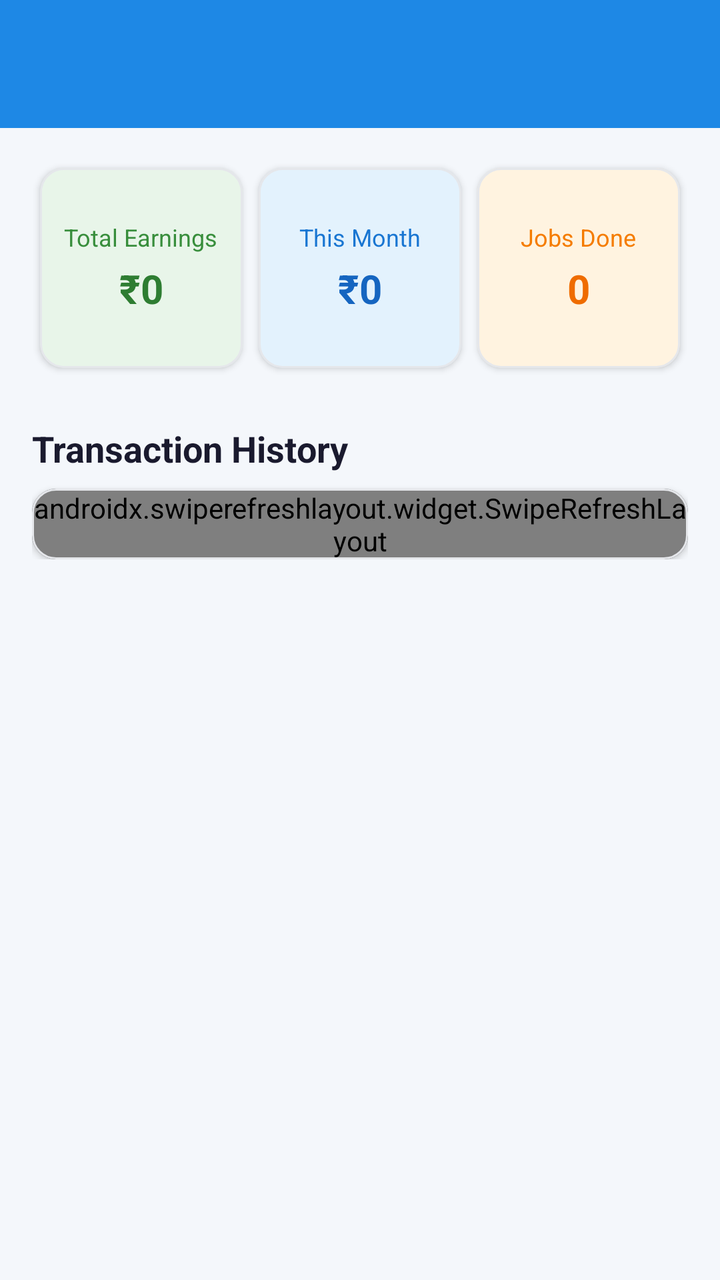
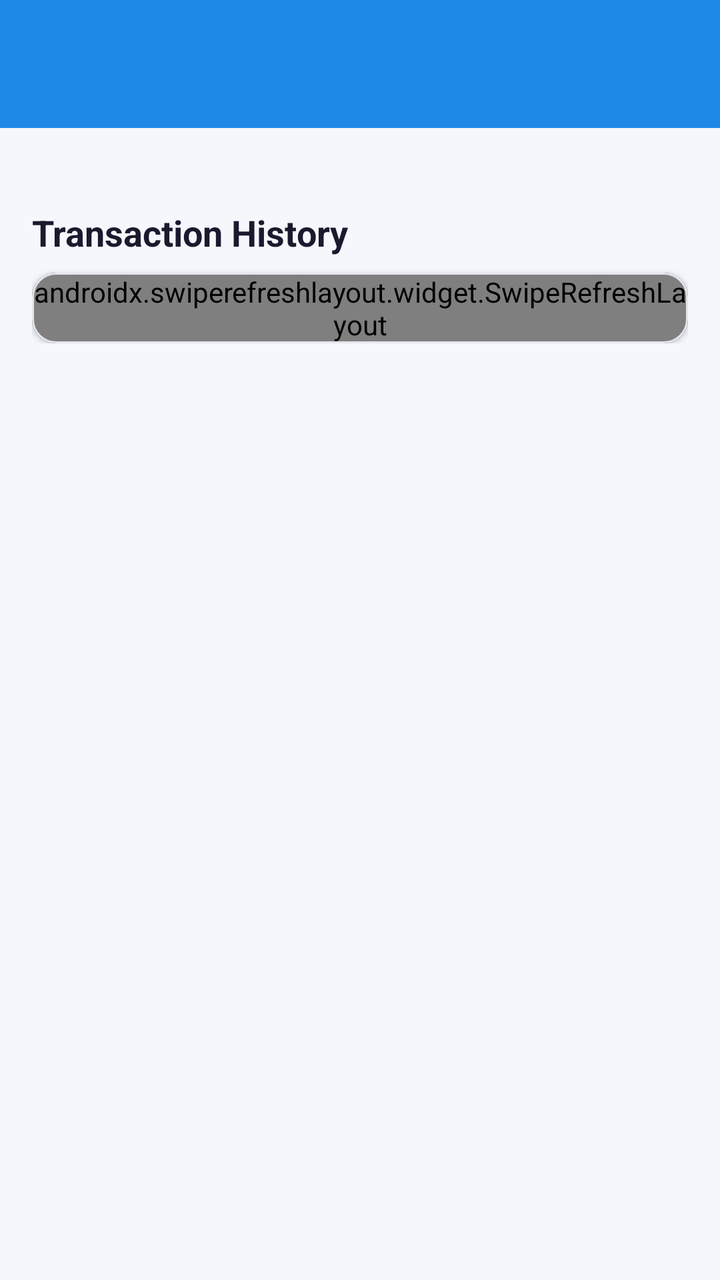

Before-and-after screenshots of an Android layout around one commit, followed by the original layout XML and the change that was made.
<!-- AndroidManifest.xml: application theme Theme.QuickFix -->
<!-- res/layout/activity_earnings.xml -->
﻿<?xml version="1.0" encoding="utf-8"?>
<androidx.coordinatorlayout.widget.CoordinatorLayout
    xmlns:android="http://schemas.android.com/apk/res/android"
    xmlns:app="http://schemas.android.com/apk/res-auto"
    android:layout_width="match_parent"
    android:layout_height="match_parent"
    android:background="@color/screen_background">
    <com.google.android.material.appbar.AppBarLayout
        android:layout_width="match_parent"
        android:layout_height="wrap_content"
        app:elevation="4dp">
        <androidx.appcompat.widget.Toolbar
            android:id="@+id/toolbar"
            android:layout_width="match_parent"
            android:layout_height="?attr/actionBarSize"
            android:background="@color/primary"
            app:titleTextColor="@android:color/white" />
    </com.google.android.material.appbar.AppBarLayout>
    <androidx.core.widget.NestedScrollView
        android:layout_width="match_parent"
        android:layout_height="match_parent"
        app:layout_behavior="@string/appbar_scrolling_view_behavior">
        <LinearLayout
            android:layout_width="match_parent"
            android:layout_height="wrap_content"
            android:orientation="vertical"
            android:padding="16dp">
            
            <LinearLayout
                android:layout_width="match_parent"
                android:layout_height="wrap_content"
                android:orientation="horizontal"
                android:weightSum="3">
                <com.google.android.material.card.MaterialCardView
                    android:layout_width="0dp"
                    android:layout_height="100dp"
                    android:layout_weight="1"
                    android:layout_margin="4dp"
                    app:cardCornerRadius="12dp"
                    app:cardElevation="2dp"
                    app:cardBackgroundColor="#E8F5E9">
                    <LinearLayout
                        android:layout_width="match_parent"
                        android:layout_height="match_parent"
                        android:orientation="vertical"
                        android:gravity="center"
                        android:padding="8dp">
                        <TextView
                            android:layout_width="wrap_content"
                            android:layout_height="wrap_content"
                            android:text="Total Earnings"
                            android:textColor="#388E3C"
                            android:textSize="12sp" />
                        <TextView
                            android:id="@+id/tvTotalEarnings"
                            android:layout_width="wrap_content"
                            android:layout_height="wrap_content"
                            android:layout_marginTop="4dp"
                            android:text="&#x20B9;0"
                            android:textColor="#2E7D32"
                            android:textSize="20sp"
                            android:textStyle="bold" />
                    </LinearLayout>
                </com.google.android.material.card.MaterialCardView>
                <com.google.android.material.card.MaterialCardView
                    android:layout_width="0dp"
                    android:layout_height="100dp"
                    android:layout_weight="1"
                    android:layout_margin="4dp"
                    app:cardCornerRadius="12dp"
                    app:cardElevation="2dp"
                    app:cardBackgroundColor="#E3F2FD">
                    <LinearLayout
                        android:layout_width="match_parent"
                        android:layout_height="match_parent"
                        android:orientation="vertical"
                        android:gravity="center"
                        android:padding="8dp">
                        <TextView
                            android:layout_width="wrap_content"
                            android:layout_height="wrap_content"
                            android:text="This Month"
                            android:textColor="#1976D2"
                            android:textSize="12sp" />
                        <TextView
                            android:id="@+id/tvMonthEarnings"
                            android:layout_width="wrap_content"
                            android:layout_height="wrap_content"
                            android:layout_marginTop="4dp"
                            android:text="&#x20B9;0"
                            android:textColor="#1565C0"
                            android:textSize="20sp"
                            android:textStyle="bold" />
                    </LinearLayout>
                </com.google.android.material.card.MaterialCardView>
                <com.google.android.material.card.MaterialCardView
                    android:layout_width="0dp"
                    android:layout_height="100dp"
                    android:layout_weight="1"
                    android:layout_margin="4dp"
                    app:cardCornerRadius="12dp"
                    app:cardElevation="2dp"
                    app:cardBackgroundColor="#FFF3E0">
                    <LinearLayout
                        android:layout_width="match_parent"
                        android:layout_height="match_parent"
                        android:orientation="vertical"
                        android:gravity="center"
                        android:padding="8dp">
                        <TextView
                            android:layout_width="wrap_content"
                            android:layout_height="wrap_content"
                            android:text="Jobs Done"
                            android:textColor="#F57C00"
                            android:textSize="12sp" />
                        <TextView
                            android:id="@+id/tvCompletedJobs"
                            android:layout_width="wrap_content"
                            android:layout_height="wrap_content"
                            android:layout_marginTop="4dp"
                            android:text="0"
                            android:textColor="#EF6C00"
                            android:textSize="20sp"
                            android:textStyle="bold" />
                    </LinearLayout>
                </com.google.android.material.card.MaterialCardView>
            </LinearLayout>
            
            <TextView
                android:layout_width="wrap_content"
                android:layout_height="wrap_content"
                android:layout_marginTop="24dp"
                android:layout_marginBottom="8dp"
                android:text="Transaction History"
                android:textColor="@color/text_primary"
                android:textSize="18sp"
                android:textStyle="bold" />
            
            <com.google.android.material.card.MaterialCardView
                android:layout_width="match_parent"
                android:layout_height="wrap_content"
                app:cardCornerRadius="12dp"
                app:cardElevation="2dp">
                <FrameLayout
                    android:layout_width="match_parent"
                    android:layout_height="wrap_content">
                    <androidx.swiperefreshlayout.widget.SwipeRefreshLayout
                        android:id="@+id/swipeRefresh"
                        android:layout_width="match_parent"
                        android:layout_height="wrap_content">
                        <androidx.recyclerview.widget.RecyclerView
                            android:id="@+id/recyclerView"
                            android:layout_width="match_parent"
                            android:layout_height="wrap_content"
                            android:minHeight="200dp"
                            android:nestedScrollingEnabled="false" />
                    </androidx.swiperefreshlayout.widget.SwipeRefreshLayout>
                    <ProgressBar
                        android:id="@+id/progressBar"
                        android:layout_width="wrap_content"
                        android:layout_height="wrap_content"
                        android:layout_gravity="center"
                        android:layout_marginTop="80dp"
                        android:visibility="gone" />
                    <LinearLayout
                        android:id="@+id/emptyState"
                        android:layout_width="wrap_content"
                        android:layout_height="wrap_content"
                        android:layout_gravity="center"
                        android:layout_marginTop="80dp"
                        android:orientation="vertical"
                        android:gravity="center"
                        android:visibility="gone">
                        <TextView
                            android:layout_width="wrap_content"
                            android:layout_height="wrap_content"
                            android:text="No earnings yet"
                            android:textColor="@color/text_secondary"
                            android:textSize="16sp" />
                    </LinearLayout>
                </FrameLayout>
            </com.google.android.material.card.MaterialCardView>
        </LinearLayout>
    </androidx.core.widget.NestedScrollView>
</androidx.coordinatorlayout.widget.CoordinatorLayout>
<!-- resources referenced by this layout -->
<resources>
  <color name="primary">#1E88E5</color>
  <color name="screen_background">#F4F7FB</color>
  <color name="text_primary">#1A1A2E</color>
  <color name="text_secondary">#6B7280</color>
  <style name="Theme.QuickFix" parent="Base.Theme.QuickFix" />
  <style name="Base.Theme.QuickFix" parent="Theme.Material3.Light.NoActionBar">
          <item name="colorPrimary">@color/primary</item>
          <item name="colorPrimaryDark">@color/primary_dark</item>
          <item name="colorAccent">@color/accent_green</item>
          <item name="android:windowBackground">@color/screen_background</item>
          <item name="colorSurface">@color/card_bg</item>
          <item name="colorOnSurface">@color/text_primary</item>
          <item name="android:colorBackground">@color/screen_background</item>
          <item name="colorOnBackground">@color/text_primary</item>
          <item name="colorSurfaceVariant">@color/surface_variant</item>
          <item name="colorOutline">@color/divider</item>
          <item name="colorOutlineVariant">@color/divider</item>
          <item name="materialAlertDialogTheme">@style/Theme.QuickFix.AdminDialog</item>
          <item name="alertDialogTheme">@style/Theme.QuickFix.AdminDialog</item>
          <item name="android:statusBarColor">@android:color/transparent</item>
          <item name="android:navigationBarColor">@color/screen_background</item>
          
          <item name="bottomSheetDialogTheme">@style/Theme.QuickFix.BottomSheet</item>
          <item name="android:forceDarkAllowed" tools:targetApi="q">false</item>
          <item name="materialButtonStyle">@style/Widget.QuickFix.Button</item>
          <item name="chipStyle">@style/Widget.QuickFix.Chip.Filter</item>
          <item name="textInputStyle">@style/Widget.QuickFix.TextInputLayout</item>
      </style>
  <color name="primary_dark">#1565C0</color>
  <color name="accent_green">#43A047</color>
  <color name="card_bg">#FFFFFF</color>
  <color name="surface_variant">#F5F7FA</color>
  <color name="divider">#E5E7EB</color>
  <style name="Theme.QuickFix.AdminDialog" parent="ThemeOverlay.Material3.MaterialAlertDialog">
          <item name="colorSurface">@color/card_bg</item>
          <item name="colorOnSurface">@color/text_primary</item>
          <item name="colorOutline">@color/divider</item>
      </style>
  <style name="Theme.QuickFix.BottomSheet" parent="ThemeOverlay.Material3.BottomSheetDialog">
          <item name="colorSurface">@color/card_bg</item>
          <item name="colorOnSurface">@color/text_primary</item>
          <item name="android:colorBackground">@color/card_bg</item>
      </style>
  <style name="Widget.QuickFix.Button" parent="Widget.Material3.Button">
          <item name="backgroundTint">@color/primary</item>
          <item name="android:textColor">@color/white</item>
      </style>
  <style name="Widget.QuickFix.Chip.Filter" parent="Widget.Material3.Chip.Filter">
          <item name="chipBackgroundColor">@color/surface_variant</item>
          <item name="android:textColor">@color/text_primary</item>
          <item name="checkedIconTint">@color/primary</item>
      </style>
  <style name="Widget.QuickFix.TextInputLayout" parent="Widget.Material3.TextInputLayout.OutlinedBox">
          <item name="boxBackgroundColor">@color/input_background</item>
          <item name="boxStrokeColor">@color/input_stroke</item>
          <item name="boxStrokeErrorColor">@color/error_red</item>
          <item name="hintTextColor">@color/input_hint</item>
          <item name="startIconTint">@color/input_icon</item>
          <item name="endIconTint">@color/input_icon</item>
          <item name="boxStrokeWidthFocused">2dp</item>
      </style>
  <color name="white">#FFFFFFFF</color>
  <color name="input_background">#FFFFFF</color>
  <color name="input_stroke">#1E88E5</color>
  <color name="error_red">#D32F2F</color>
  <color name="input_hint">#6B7280</color>
  <color name="input_icon">#455A64</color>
</resources>

<!-- the commit's change to res/layout/activity_earnings.xml (unified diff, before → after) -->
@@ -1,4 +1,4 @@
-﻿<?xml version="1.0" encoding="utf-8"?>
+<?xml version="1.0" encoding="utf-8"?>
 <androidx.coordinatorlayout.widget.CoordinatorLayout
     xmlns:android="http://schemas.android.com/apk/res/android"
     xmlns:app="http://schemas.android.com/apk/res-auto"
@@ -27,10 +27,12 @@
             android:padding="16dp">
             
             <LinearLayout
+                android:id="@+id/summaryCardsContainer"
                 android:layout_width="match_parent"
                 android:layout_height="wrap_content"
                 android:orientation="horizontal"
-                android:weightSum="3">
+                android:weightSum="3"
+                android:visibility="gone">
                 <com.google.android.material.card.MaterialCardView
                     android:layout_width="0dp"
                     android:layout_height="100dp"
